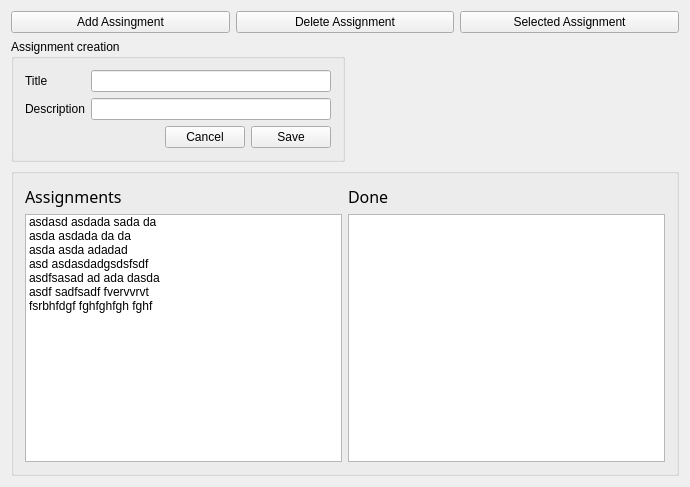
Before: the Qt Designer form QtWidges/qListWidgetDemo/widget.ui in eduardorasgado/RoadtoQt5, drawn with Qt 5.
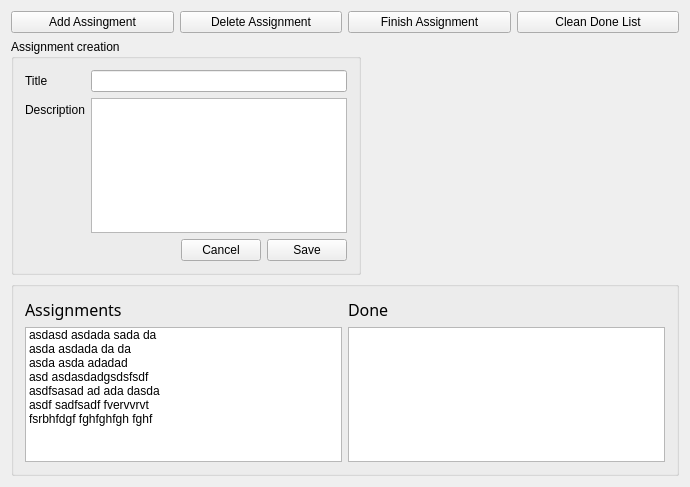
After: the same form once the commit is applied.

Commit message: clean done and finish assignment buttons

```diff
--- a/QtWidges/qListWidgetDemo/widget.ui
+++ b/QtWidges/qListWidgetDemo/widget.ui
@@ -33,7 +33,14 @@
      <item>
       <widget class="QPushButton" name="button_selected_assignment">
        <property name="text">
-        <string>Selected Assignment</string>
+        <string>Finish Assignment</string>
+       </property>
+      </widget>
+     </item>
+     <item>
+      <widget class="QPushButton" name="button_clean_done">
+       <property name="text">
+        <string>Clean Done List</string>
        </property>
       </widget>
      </item>
@@ -67,7 +74,14 @@
            </widget>
           </item>
           <item row="1" column="1">
-           <widget class="QLineEdit" name="edit_description"/>
+           <widget class="QPlainTextEdit" name="edit_description">
+            <property name="sizePolicy">
+             <sizepolicy hsizetype="Expanding" vsizetype="Expanding">
+              <horstretch>0</horstretch>
+              <verstretch>0</verstretch>
+             </sizepolicy>
+            </property>
+           </widget>
           </item>
          </layout>
         </item>
```
Left out of the diff: 2 changed lines with no effect on the pictures. The commit also changes 1 other file.
